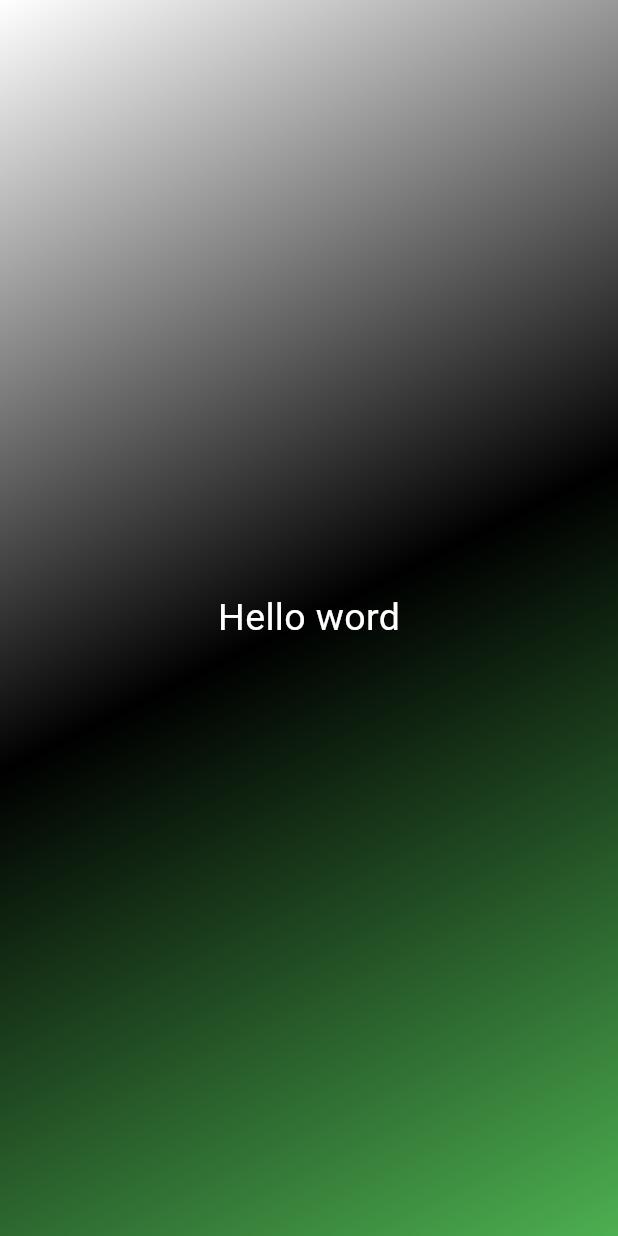
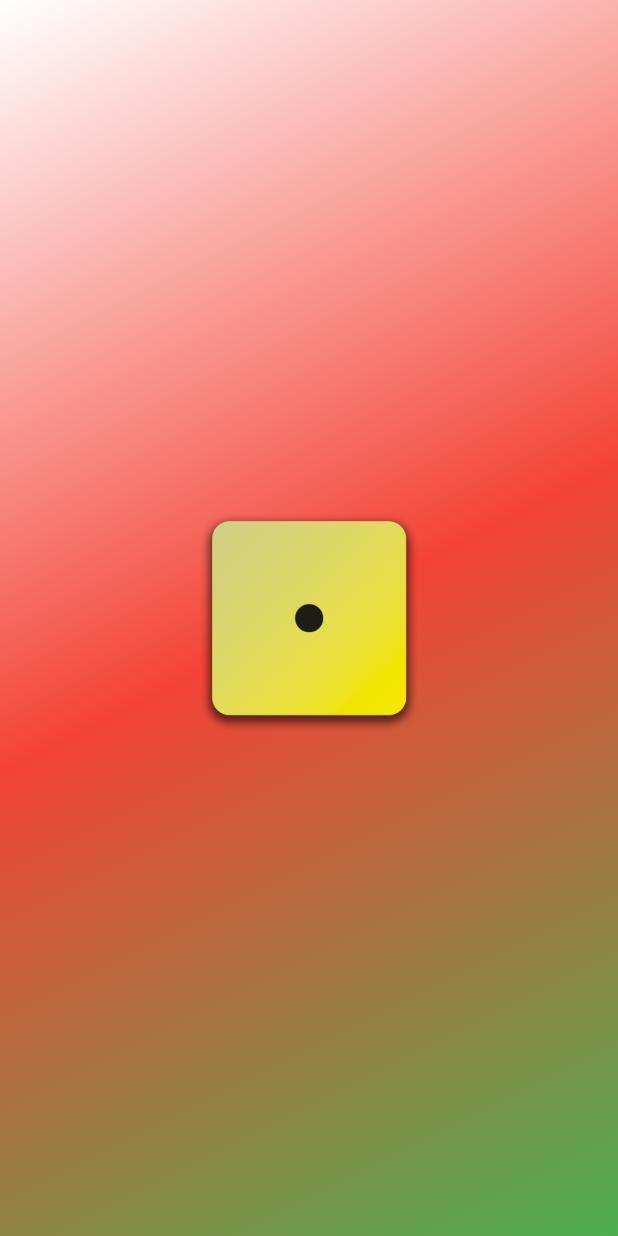
Before and after one commit to moustajil/rolle_dice_game, a Flutter app: the screen it shows after launch, on a phone screen of 412 x 824 dp. Run offline on Flutter 3.47's test engine with Material 3 defaults, Android fonts, the phone set to English and light mode, and no system bars.

Commit message:
adding images add gradient color

```diff
--- /dev/null
+++ b/lib/gradiant_color.dart
@@ -0,0 +1,23 @@
+import 'package:flutter/material.dart';
+
+// ignore: must_be_immutable
+class GraiantColors extends StatelessWidget {
+  GraiantColors(this.colors, {super.key});
+  List<Color> colors;
+
+  @override
+  Widget build(BuildContext context) {
+    return Container(
+      decoration: BoxDecoration(
+          gradient: LinearGradient(
+              begin: Alignment.topLeft,
+              end: Alignment.bottomRight,
+              colors: colors)),
+      child: Center(
+          child: Image.asset(
+        "assets/images/dice-1.png",
+        width: 150,
+      )),
+    );
+  }
+}
--- a/lib/main.dart
+++ b/lib/main.dart
@@ -1,26 +1,13 @@
 import 'package:flutter/material.dart';
+import 'package:roll_dice_game/gradiant_color.dart';
 
 void main() {
   runApp(MaterialApp(
-    home: Scaffold(backgroundColor: Colors.deepPurple, body: GraiantColors()),
+    home: Scaffold(
+      backgroundColor: Colors.deepPurple,
+      body: GraiantColors(
+        [Colors.white, Colors.red, Colors.green],
+      ),
+    ),
   ));
 }
-
-class GraiantColors extends StatelessWidget {
-  @override
-  Widget build(BuildContext context) {
-    return Container(
-      decoration: const BoxDecoration(
-          gradient: LinearGradient(
-              begin: Alignment.topLeft,
-              end: Alignment.bottomRight,
-              colors: [Colors.white, Colors.black, Colors.green])),
-      child: const Center(
-        child: Text(
-          "Hello word",
-          style: TextStyle(color: Colors.white, fontSize: 25),
-        ),
-      ),
-    );
-  }
-}
--- a/pubspec.yaml
+++ b/pubspec.yaml
@@ -59,8 +59,8 @@ flutter:
   uses-material-design: true
 
   # To add assets to your application, add an assets section, like this:
-  # assets:
-  #   - images/a_dot_burr.jpeg
+  assets:
+    - assets/images/
   #   - images/a_dot_ham.jpeg
 
   # An image asset can refer to one or more resolution-specific "variants", see
```
Also changed, not shown: lib/style_text.dart (added, +13 -0 lines), assets/images/dice-1.png (added), assets/images/dice-2.png (added), assets/images/dice-3.png (added), assets/images/dice-4.png (added), assets/images/dice-5.png (added), assets/images/dice-6.png (added).
